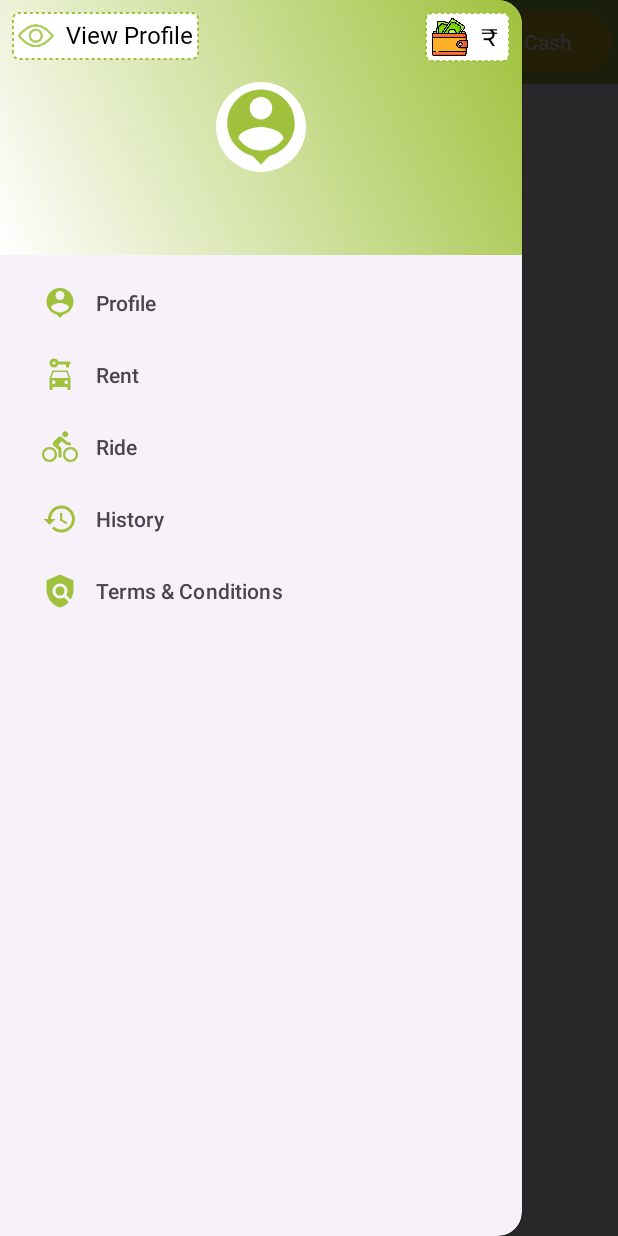
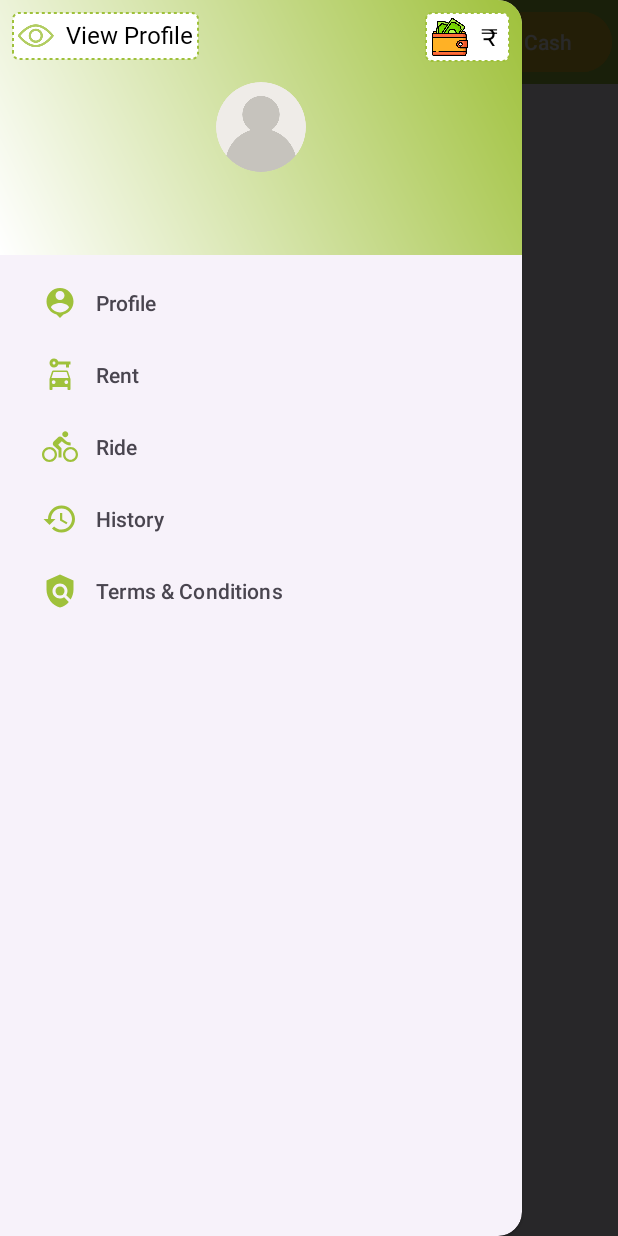
Before and after one commit to Dushyant-cmd/brorental, an Android app: the MainActivity screen opened directly, with no data from a screen before it, with the side drawer open, on a phone screen of 412 x 824 dp. Run offline under Robolectric (Android 15) with nearby library versions, the phone set to English and light mode, and no system bars; our stand-ins replace CircleImageView, Firebase (no records; nobody signed in at launch, a user with empty details on screens opened directly), Shimmer, data binding.

```diff
--- a/app/src/main/java/com/brorental/brorental/MainActivity.java
+++ b/app/src/main/java/com/brorental/brorental/MainActivity.java
@@ -143,7 +143,7 @@ public class MainActivity extends AppCompatActivity {
         walletTV.setText("\u20B9 " + appClass.sharedPref.getUser().getWallet());
         nameTV.setText(appClass.sharedPref.getUser().getName());
 
-        Glide.with(this).load(appClass.sharedPref.getUser().getProfileUrl()).placeholder(R.drawable.profile_24).into(imageView);
+        Glide.with(this).load(appClass.sharedPref.getUser().getProfileUrl()).placeholder(R.drawable.default_profile).into(imageView);
         imageView.setOnClickListener(new View.OnClickListener() {
             @Override
             public void onClick(View v) {
@@ -285,7 +285,7 @@ public class MainActivity extends AppCompatActivity {
             case 101:
                 headerWalletTV.setText(Utility.rupeeIcon + appClass.sharedPref.getUser().getWallet());
                 headerNameTV.setText(appClass.sharedPref.getUser().getName());
-                Glide.with(this).load(appClass.sharedPref.getUser().getProfileUrl()).placeholder(R.drawable.profile_24).into(headerImageView);
+                Glide.with(this).load(appClass.sharedPref.getUser().getProfileUrl()).placeholder(R.drawable.default_profile).into(headerImageView);
                 break;
             default:
                 break;
--- a/app/src/main/java/com/brorental/brorental/activities/OtpActivity.java
+++ b/app/src/main/java/com/brorental/brorental/activities/OtpActivity.java
@@ -48,7 +48,6 @@ import java.util.Objects;
 import java.util.concurrent.TimeUnit;
 
 public class OtpActivity extends AppCompatActivity {
-
     //Firebase Authentication product or library java class in android
     private FirebaseAuth mAuth;
 
@@ -82,6 +81,7 @@ public class OtpActivity extends AppCompatActivity {
         binding.login.setEnabled(false);
         sharedPreferences = new SharedPref(OtpActivity.this);
         dialog = new ProgressDialog(OtpActivity.this);
+        dialog.setCancelable(false);
         mFirestore = FirebaseFirestore.getInstance();
 
         //set the TextWatcher interface instance on otp pinView
--- a/app/src/main/java/com/brorental/brorental/activities/ProfileActivity.java
+++ b/app/src/main/java/com/brorental/brorental/activities/ProfileActivity.java
@@ -34,7 +34,7 @@ public class ProfileActivity extends AppCompatActivity {
         binding.altMobTV.setText("Alternate Mobile: " + appClass.sharedPref.getAlternateMob());
         binding.emailTv.setText("Email Id: " + appClass.sharedPref.getEmail());
 
-        Glide.with(this).load(appClass.sharedPref.getUser().getProfileUrl()).placeholder(R.drawable.profile_24).into(binding.profileCirIV);
+        Glide.with(this).load(appClass.sharedPref.getUser().getProfileUrl()).placeholder(R.drawable.default_profile).into(binding.profileCirIV);
         Glide.with(this).load(appClass.sharedPref.getAadhaarImg()).placeholder(R.drawable.no_pictures).into(binding.aadharIV);
         Glide.with(this).load(appClass.sharedPref.getDLImg()).placeholder(R.drawable.no_pictures).into(binding.dLImgView);
         setListeners();
@@ -53,6 +53,7 @@ public class ProfileActivity extends AppCompatActivity {
                         i.setFlags(Intent.FLAG_ACTIVITY_CLEAR_TASK | Intent.FLAG_ACTIVITY_NEW_TASK);
                         startActivity(i);
                         finish();
+                        appClass.sharedPref.logout();
                         dialog.dismiss();
                     }
                 });
--- a/app/src/main/java/com/brorental/brorental/localdb/SharedPref.java
+++ b/app/src/main/java/com/brorental/brorental/localdb/SharedPref.java
@@ -139,5 +139,6 @@ public class SharedPref {
 
     public void logout() {
         sharedPreferences.edit().clear().apply();
+        sharedPreferences.edit().putBoolean("isFirstTime", true).apply();
     }
 }
--- a/app/src/main/res/layout/main_header.xml
+++ b/app/src/main/res/layout/main_header.xml
@@ -53,8 +53,7 @@
         android:layout_width="60dp"
         android:layout_height="60dp"
         android:layout_centerInParent="true"
-        android:background="@drawable/circle_blue"
-        android:src="@drawable/profile_24" />
+        android:src="@drawable/default_profile" />
 
     <TextView
         android:id="@+id/nameTV"
```
Also changed, not shown: app/src/main/res/drawable/default_profile.png (added).
